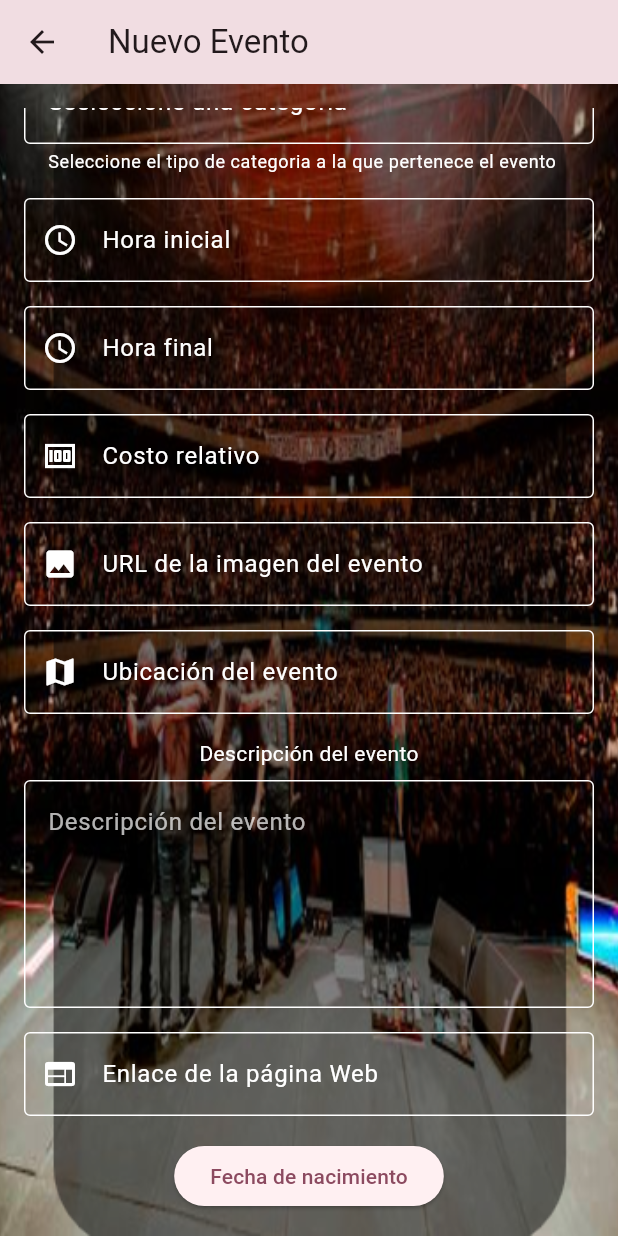
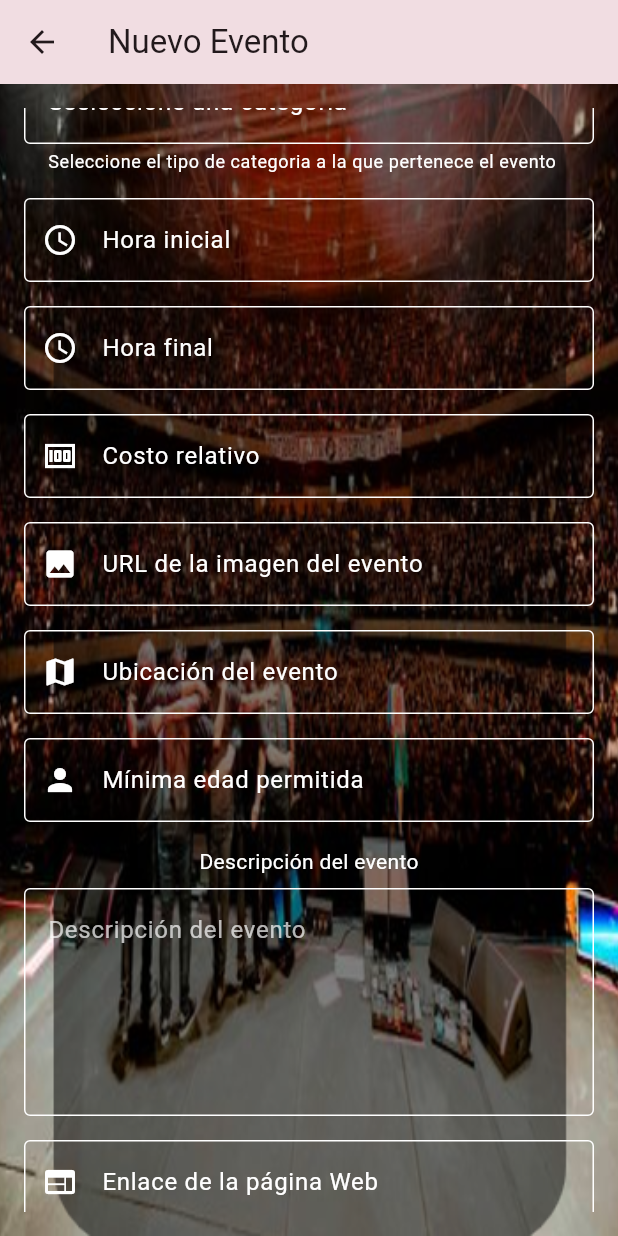
Before and after one commit to jose19990705/ProyectoFinal, a Flutter app: the NewEventPage screen opened directly, scrolled down 362 dp, on a phone screen of 412 x 824 dp. Run offline on Flutter 3.47's test engine with Material 3 defaults, Android fonts, the phone set to English and light mode, and no system bars; our stand-ins replace cloud_firestore, firebase_auth, firebase_core, firebase_crashlytics; accounts and stored records are empty.

Commit message:
Commit carga de eventos

```diff
--- /dev/null
+++ b/lib/models/event.dart
@@ -0,0 +1,149 @@
+class Event {
+  var _uid;
+  var _organizer;
+  var _nameEvent;
+  var _category;
+  var _startTime;
+  var _endTime;
+  var _cost;
+  var _urlImage;
+  var _location;
+  var _description;
+  var _link;
+  var _ages;
+  var _initialDate;
+  var _finalDate;
+  var _picture;
+
+  Event(this._uid, this._organizer, this._nameEvent, this._category,
+      this._startTime, this._endTime, this._cost, this._urlImage,
+      this._location, this._description, this._link, this._ages,
+      this._initialDate, this._finalDate, this._picture);
+
+
+  get picture => _picture;
+
+  set picture(value) {
+    _picture = value;
+  }
+
+  get finalDate => _finalDate;
+
+  set finalDate(value) {
+    _finalDate = value;
+  }
+
+  get initialDate => _initialDate;
+
+  set initialDate(value) {
+    _initialDate = value;
+  }
+
+  get ages => _ages;
+
+  set ages(value) {
+    _ages = value;
+  }
+
+  get link => _link;
+
+  set link(value) {
+    _link = value;
+  }
+
+  get description => _description;
+
+  set description(value) {
+    _description = value;
+  }
+
+  get location => _location;
+
+  set location(value) {
+    _location = value;
+  }
+
+  get urlImage => _urlImage;
+
+  set urlImage(value) {
+    _urlImage = value;
+  }
+
+  get cost => _cost;
+
+  set cost(value) {
+    _cost = value;
+  }
+
+  get endTime => _endTime;
+
+  set endTime(value) {
+    _endTime = value;
+  }
+
+  get startTime => _startTime;
+
+  set startTime(value) {
+    _startTime = value;
+  }
+
+  get category => _category;
+
+  set category(value) {
+    _category = value;
+  }
+
+  get nameEvent => _nameEvent;
+
+  set nameEvent(value) {
+    _nameEvent = value;
+  }
+
+  get organizer => _organizer;
+
+  set organizer(value) {
+    _organizer = value;
+  }
+
+  get uid => _uid;
+
+  set uid(value) {
+    _uid = value;
+  }
+  Map<String, dynamic> toJson() =>{
+    'uid': _uid,
+    'organizer': _organizer,
+    'nameEvent': _nameEvent,
+    'category': _category,
+    'startTime': _startTime,
+    'endTime': _endTime,
+    'cost': _cost,
+    'urlImage': _urlImage,
+    'location': _location,
+    'description': _description,
+    'link': _link,
+    'ages': _ages,
+    'initialDate': _initialDate,
+    'finalDate': _finalDate,
+    'picture': _picture,
+
+  };
+  // nos permite convertir un Json en un objento
+  Event.fromJson(Map<String, dynamic> json)
+      : _uid = json[ 'uid'],
+        _organizer = json[ 'organizer'],
+        _nameEvent = json[ 'nameEvent'],
+        _category = json[ 'category'],
+        _startTime = json[ 'startTime'],
+        _endTime = json[ 'endTime'],
+        _cost = json[ 'cost'],
+        _urlImage = json[ 'urlImage'],
+        _location = json[ 'location'],
+        _description = json[ 'description'],
+        _link = json[ 'link'],
+        _ages = json[ 'ages'],
+        _initialDate = json[ 'initialDate'],
+        _finalDate = json[ 'finalDate'],
+        _picture = json[ 'picture'];
+
+}
--- a/lib/pages/new_event_page.dart
+++ b/lib/pages/new_event_page.dart
@@ -1,6 +1,11 @@
 import 'package:flutter/cupertino.dart';
 import 'package:flutter/material.dart';
 import 'package:intl/intl.dart';
+import 'package:laboratorio_3/pages/repository/firebase_api.dart';
+
+import '../models/event.dart';
+
+
 
 class NewEventPage extends StatefulWidget {
   const NewEventPage({super.key});
@@ -10,6 +15,9 @@ class NewEventPage extends StatefulWidget {
 }
 
 class _NewEventPageState extends State<NewEventPage> {
+
+  final FirebaseApi _firebaseApi = FirebaseApi();
+
   final _id = TextEditingController();
   final _organizador = TextEditingController();
   final _evento = TextEditingController();
@@ -26,7 +34,6 @@ class _NewEventPageState extends State<NewEventPage> {
   DateTime _initialDate = DateTime.now();
   String buttonMsgfinal = "Fecha de terminación";
   DateTime _finalDate = DateTime.now();
-  String buttonMsg = "Fecha de nacimiento";
 
   @override
   Widget build(BuildContext context) {
@@ -234,6 +241,25 @@ class _NewEventPageState extends State<NewEventPage> {
                         ),
                         keyboardType: TextInputType.text,
                       ), // Ubicacion
+                      SizedBox(height: 16,),
+                      TextFormField(
+                        style: const TextStyle(color: Colors.white),
+                        controller: _edades,
+                        decoration: const InputDecoration(
+                            border: OutlineInputBorder(),
+                            labelText: "Mínima edad permitida",
+                            prefixIcon: Icon(Icons.person,color: Colors.white,),
+                            labelStyle: const TextStyle(color: Colors.white),
+                            enabledBorder: const OutlineInputBorder(
+                                borderSide: BorderSide(color: Colors.white)
+                            ),
+                            focusedBorder: const OutlineInputBorder(
+                                borderSide: BorderSide(color: Colors.white,width: 2.0)
+                            )
+
+                        ), //
+                        keyboardType: TextInputType.number,
+                      ), //Edades
                       SizedBox(height: 16,), // Espacio entre widgets
                       const Text("Descripción del evento",style: TextStyle(color: Colors.white),),
                       const SizedBox(height: 8),
@@ -271,14 +297,26 @@ class _NewEventPageState extends State<NewEventPage> {
 
                         ),
                         keyboardType: TextInputType.url,
-                      ),
+                      ), //Pagina web
                       SizedBox(height: 16,), // espacio entre widgets
                       ElevatedButton(
                         onPressed: () {
                           _showSelectedDate();
                         },
-                        child: Text(buttonMsg),
-                      ),
+                        child: Text(buttonMsginit),
+                      ),//fecha inicial
+                      SizedBox(height: 16,), // espacio entre widgets
+                      ElevatedButton(
+                        onPressed: () {
+                          _showSelectedDatefinal();
+                        },
+                        child: Text(buttonMsgfinal),
+                      ),//fecha final
+                      SizedBox(height: 16,),
+                      ElevatedButton(
+                          onPressed: _saveEvent,
+                          child: const Text("Guardar Evento")
+                      ), //registro
                     ],
                   ),
                 ),
@@ -291,18 +329,61 @@ class _NewEventPageState extends State<NewEventPage> {
 
     );
   }
+  void _saveEvent() async{
+    var event = Event( "", _organizador.text, _evento.text, _categoria, _horainicial.text, _horafinal.text, _costo.text, _urlimage.text, _ubicacion.text, _descripcion.text, _enlaceweb.text, _edades.text, _initialDate, _finalDate, "");
+    var result = await _firebaseApi.createEventInDB(event);
+    if(result == 'network-request-failed'){
+      showMsg('Revise su conexion a internet');
+    }else {
+      showMsg("Evento guardado");
+      //Navigator.pushReplacement(
+          //context, MaterialPageRoute(builder: (context) => SignInPage())); //para que se devuelva al dominio
+      Navigator.pop(context);
+    }
+
+  }
+  void showMsg(String msg){
+    final scaffold = ScaffoldMessenger.of(context);
+    scaffold.showSnackBar(
+        SnackBar(
+          content: Text(msg),
+          duration: Duration(seconds: 10),
+          action: SnackBarAction(
+              label: "Aceptar",
+              onPressed: scaffold.hideCurrentSnackBar
+          ),
+        )
+    );
+  }
   void _showSelectedDate()async{
     final DateTime? newDate = await showDatePicker(
       context: context,
       initialDate:DateTime.now() , // es la fecha que se mostrara primero
       firstDate: DateTime(1925, 1), // es la primera fecha que se mostrara en el calendario (año, mes)
-      lastDate: DateTime.now(),
-      helpText: "Fecha de Nacimiento",
+      lastDate: DateTime(3000, 1),
+      helpText: "Fecha del evento",
     ); // en esa linea se queda esperando y se configura el calendario
     if (newDate != null){
       setState(() {
         _initialDate= newDate;
-        buttonMsg = "Fecha de Nacimiento: ${_dateConverter(newDate)}";
+        buttonMsginit = "Fecha inicial del evento: ${_dateConverter(newDate)}";
+
+      });//indica y guarda el valor de la fecha de nacimiento
+
+    }
+  }
+  void _showSelectedDatefinal()async{
+    final DateTime? newDate = await showDatePicker(
+      context: context,
+      initialDate:DateTime.now() , // es la fecha que se mostrara primero
+      firstDate: DateTime(1925, 1), // es la primera fecha que se mostrara en el calendario (año, mes)
+      lastDate: DateTime(3000, 1),
+      helpText: "Fecha de terminación del evento",
+    ); // en esa linea se queda esperando y se configura el calendario
+    if (newDate != null){
+      setState(() {
+        _finalDate= newDate;
+        buttonMsgfinal = "Fecha final del evento: ${_dateConverter(newDate)}";
 
       });//indica y guarda el valor de la fecha de nacimiento
 
--- a/lib/pages/sign_up_Shopkeeper_Page.dart
+++ b/lib/pages/sign_up_Shopkeeper_Page.dart
@@ -180,6 +180,7 @@ class _SignUpShopkeeperPageState extends State<SignUpShopkeeperPage> {
                         TextField(
                           controller: _descriptionController,
                           maxLines: 3,
+                          style: TextStyle(color: Colors.white),
                           decoration: const InputDecoration(
                             border: OutlineInputBorder(),
                             hintText: 'Ej. Restaurante especializado en comida italiana...',
@@ -199,6 +200,7 @@ class _SignUpShopkeeperPageState extends State<SignUpShopkeeperPage> {
                         TextField(
                           controller: _servicesController,
                           maxLines: 2,
+                          style: TextStyle(color: Colors.white),
                           decoration: const InputDecoration(
                             border: OutlineInputBorder(),
                             hintText: 'Ej. Domicilios, Eventos, temáticas',
```
Also changed, not shown: lib/pages/home_Page.dart (+50 -1 lines), lib/pages/repository/firebase_api.dart (+33 -0 lines), assets/images/Fondo_home.png (added), assets/images/Ina.png (added).
